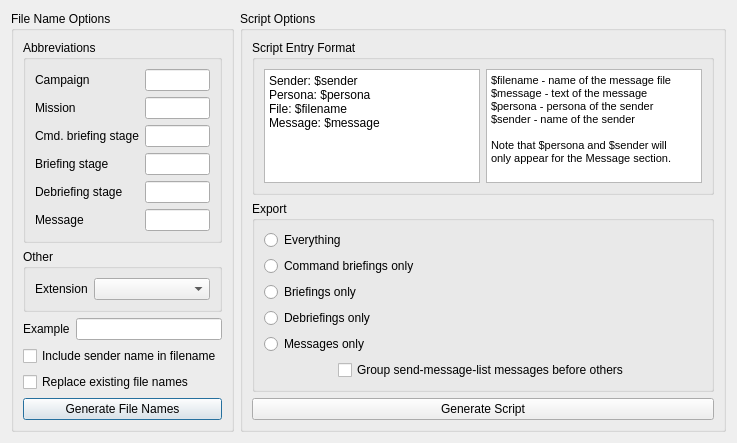
The window that qtfred/ui/VoiceActingManager.ui (scp-fs2open/fs2open.github.com) describes before a commit, drawn with Qt 5.
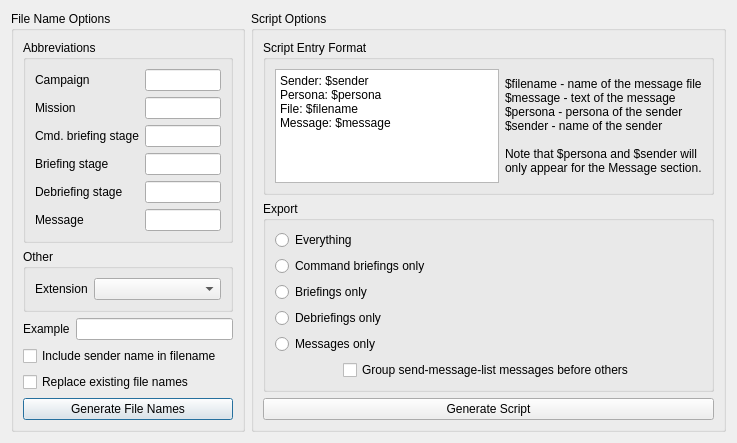
The same window after the commit.

Commit message: corrections to new GUIs

```diff
--- a/qtfred/ui/VoiceActingManager.ui
+++ b/qtfred/ui/VoiceActingManager.ui
@@ -169,19 +169,15 @@
           </widget>
          </item>
          <item>
-          <widget class="QTextBrowser" name="textBrowser">
-           <property name="html">
-            <string>&lt;!DOCTYPE HTML PUBLIC &quot;-//W3C//DTD HTML 4.0//EN&quot; &quot;http://www.w3.org/TR/REC-html40/strict.dtd&quot;&gt;
-&lt;html&gt;&lt;head&gt;&lt;meta name=&quot;qrichtext&quot; content=&quot;1&quot; /&gt;&lt;style type=&quot;text/css&quot;&gt;
-p, li { white-space: pre-wrap; }
-&lt;/style&gt;&lt;/head&gt;&lt;body style=&quot; font-family:'MS Shell Dlg 2'; font-size:8.25pt; font-weight:400; font-style:normal;&quot;&gt;
-&lt;p style=&quot; margin-top:0px; margin-bottom:0px; margin-left:0px; margin-right:0px; -qt-block-indent:0; text-indent:0px;&quot;&gt;&lt;span style=&quot; font-size:8pt;&quot;&gt;$filename - name of the message file&lt;/span&gt;&lt;/p&gt;
-&lt;p style=&quot; margin-top:0px; margin-bottom:0px; margin-left:0px; margin-right:0px; -qt-block-indent:0; text-indent:0px;&quot;&gt;&lt;span style=&quot; font-size:8pt;&quot;&gt;$message - text of the message&lt;/span&gt;&lt;/p&gt;
-&lt;p style=&quot; margin-top:0px; margin-bottom:0px; margin-left:0px; margin-right:0px; -qt-block-indent:0; text-indent:0px;&quot;&gt;&lt;span style=&quot; font-size:8pt;&quot;&gt;$persona - persona of the sender&lt;/span&gt;&lt;/p&gt;
-&lt;p style=&quot; margin-top:0px; margin-bottom:0px; margin-left:0px; margin-right:0px; -qt-block-indent:0; text-indent:0px;&quot;&gt;&lt;span style=&quot; font-size:8pt;&quot;&gt;$sender - name of the sender&lt;/span&gt;&lt;/p&gt;
-&lt;p style=&quot;-qt-paragraph-type:empty; margin-top:0px; margin-bottom:0px; margin-left:0px; margin-right:0px; -qt-block-indent:0; text-indent:0px; font-size:8pt;&quot;&gt;&lt;br /&gt;&lt;/p&gt;
-&lt;p style=&quot; margin-top:0px; margin-bottom:0px; margin-left:0px; margin-right:0px; -qt-block-indent:0; text-indent:0px;&quot;&gt;&lt;span style=&quot; font-size:8pt;&quot;&gt;Note that $persona and $sender will&lt;/span&gt;&lt;/p&gt;
-&lt;p style=&quot; margin-top:0px; margin-bottom:0px; margin-left:0px; margin-right:0px; -qt-block-indent:0; text-indent:0px;&quot;&gt;&lt;span style=&quot; font-size:8pt;&quot;&gt;only appear for the Message section.&lt;/span&gt;&lt;/p&gt;&lt;/body&gt;&lt;/html&gt;</string>
+          <widget class="QLabel" name="scriptLegendLabel">
+           <property name="text">
+            <string>$filename - name of the message file
+$message - text of the message
+$persona - persona of the sender
+$sender - name of the sender
+
+Note that $persona and $sender will
+only appear for the Message section.</string>
            </property>
           </widget>
          </item>
```
Left out of the diff: 54 changed lines with no effect on the pictures. The commit also changes 3 other files.
